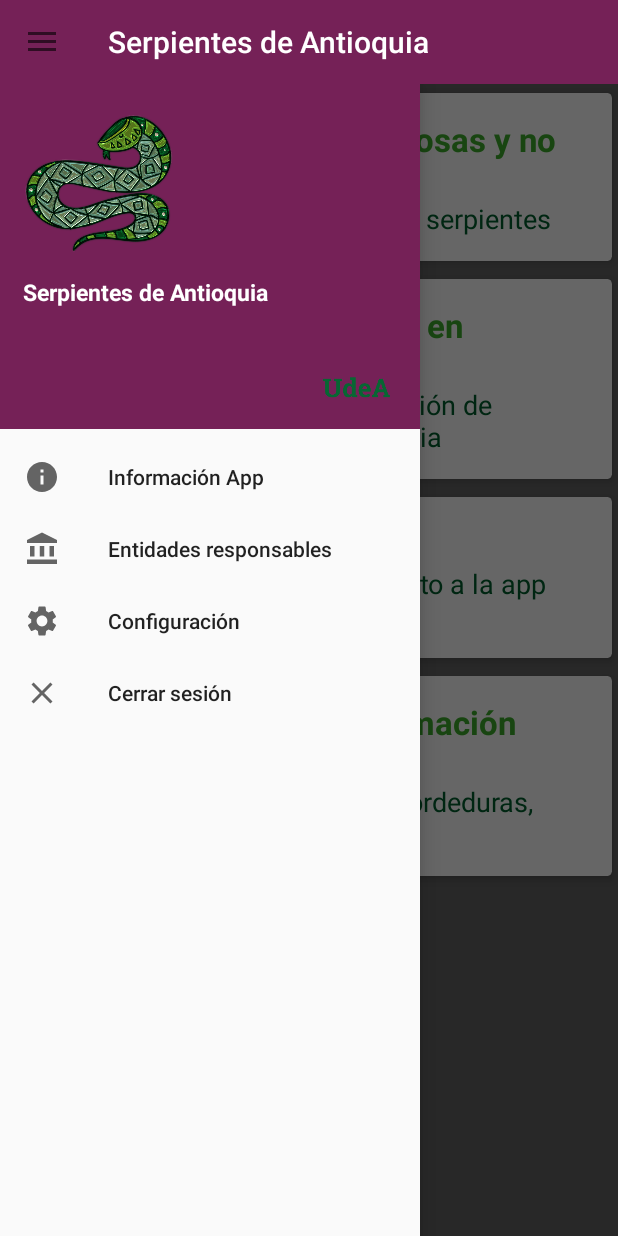
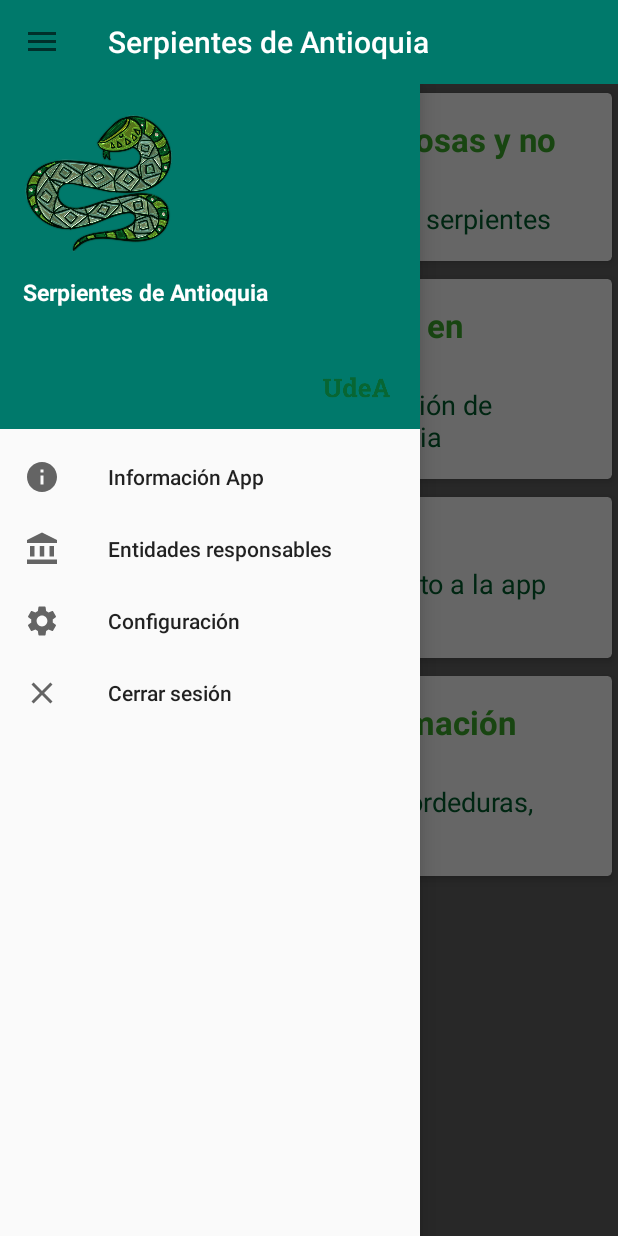
Before and after one commit to DiegoVR17/SerpientesDeAntioquia, an Android app: the screen it shows after launch once a user with an empty profile is signed in (MainActivity), with the side drawer open, on a phone screen of 412 x 824 dp. Run offline under Robolectric (Android 15) with nearby library versions, the phone set to English and light mode, and no system bars; our stand-ins replace Firebase (no records; nobody signed in at launch, a user with empty details on screens opened directly).

Commit message:
Commiting source code

```diff
--- a/app/src/main/res/layout/activity_main.xml
+++ b/app/src/main/res/layout/activity_main.xml
@@ -10,7 +10,7 @@
         android:layout_width="match_parent"
         android:layout_height="?attr/actionBarSize"
         android:id="@+id/tool_bar"
-        android:background="@color/MoradoU"
+        android:background="@color/colorPrimary1"
         android:theme="@style/Theme.AppCompat.Light.DarkActionBar"
         app:popupTheme="@style/ThemeOverlay.AppCompat.Light"
         app:titleTextColor="@color/white"/>
--- a/app/src/main/res/layout/nav_header.xml
+++ b/app/src/main/res/layout/nav_header.xml
@@ -5,7 +5,7 @@
     android:orientation="vertical"
     android:layout_width="match_parent"
     android:layout_height="230dp"
-    android:background="@color/MoradoU"
+    android:background="@color/colorPrimary1"
     android:paddingLeft="15dp"
     android:paddingBottom="15dp">
 
```
